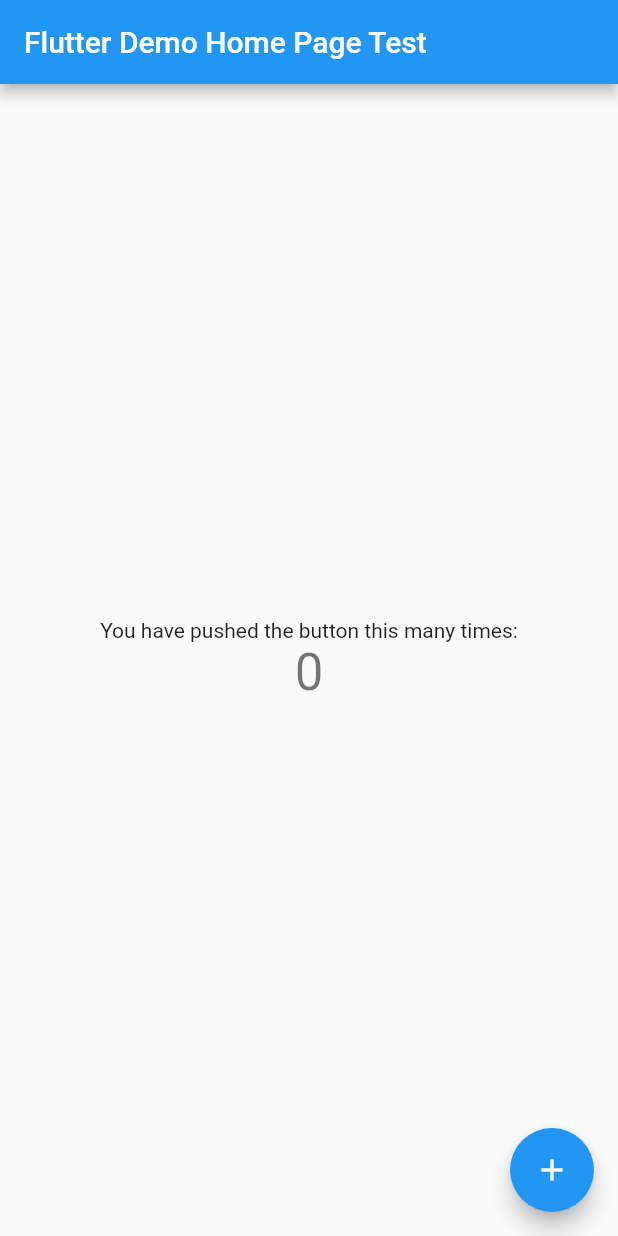
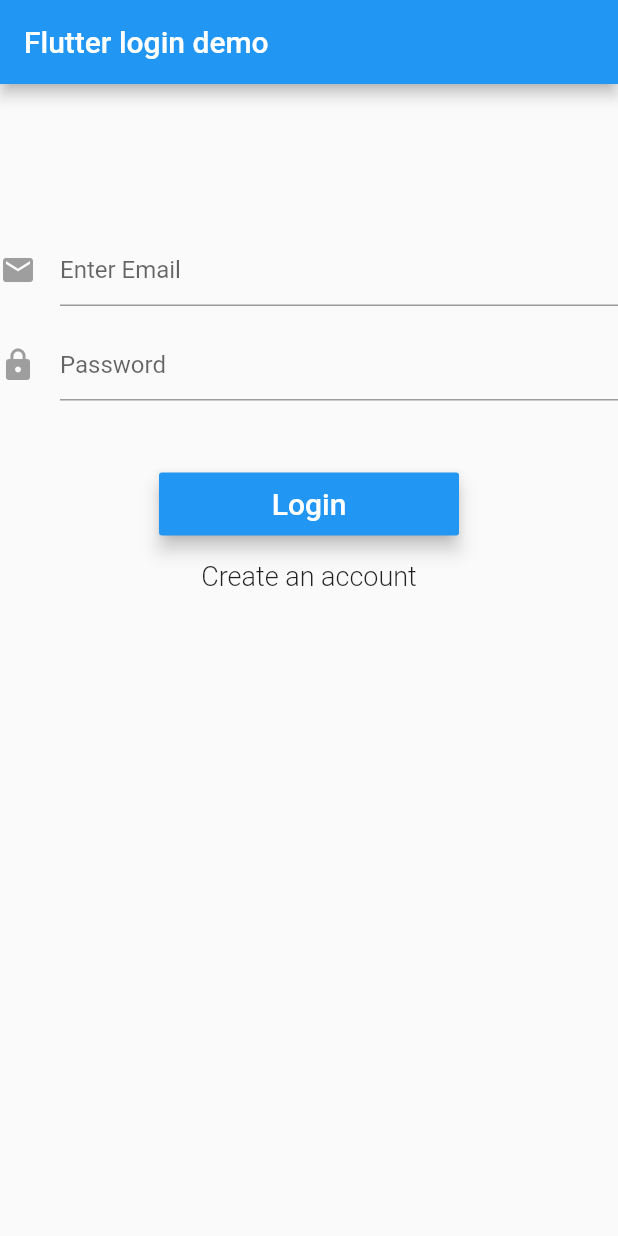
Before and after one commit to tgairborne/myforum, a Flutter app: the screen it shows after launch, on a phone screen of 412 x 824 dp. Run offline on Flutter 3.47's test engine with Material 2 defaults, Android fonts, the phone set to English and light mode, and no system bars; our stand-ins replace firebase_auth; accounts and stored records are empty.

Commit message:
Added login

```diff
--- /dev/null
+++ b/lib/LoginSignupPage.dart
@@ -0,0 +1,213 @@
+import 'package:flutter/material.dart';
+import 'package:firebase_auth/firebase_auth.dart';
+import 'authentication.dart';
+
+class LoginSignupPage extends StatefulWidget {
+  LoginSignupPage({this.auth, this.onSignedIn});
+
+  final BaseAuth auth;
+  final VoidCallback onSignedIn;
+
+  @override
+  State<StatefulWidget> createState() => new _LoginSignupPageState();
+}
+
+enum FormMode { LOGIN, SIGNUP }
+
+class _LoginSignupPageState extends State<LoginSignupPage> {
+  final _formKey = new GlobalKey<FormState>();
+
+  String _email;
+  String _password;
+  String _errorMessage = "";
+
+  // this will be used to identify the form to show
+  FormMode _formMode = FormMode.LOGIN;
+  bool _isIos = false;
+  bool _isLoading = false;
+
+  @override
+  Widget build(BuildContext context) {
+    return new Scaffold(
+      appBar: new AppBar(
+        title: new Text("Flutter login demo"),
+      ),
+      body: Column(
+        children: <Widget>[
+          formWidget(),
+          loginButtonWidget(),
+          secondaryButton(),
+          errorWidget(),
+          progressWidget()
+        ],
+      ),
+    );
+  }
+
+  Widget progressWidget() {
+    if (_isLoading) {
+      return Center(child: CircularProgressIndicator());
+    }
+    return Container(
+      height: 0.0,
+      width: 0.0,
+    );
+  }
+
+  Widget formWidget() {
+    return Form(
+      key: _formKey,
+      child: Column(
+        children: <Widget>[
+          _emailWidget(),
+          _passwordWidget(),
+        ],
+      ),
+    );
+  }
+
+  Widget _emailWidget() {
+    return Padding(
+      padding: const EdgeInsets.fromLTRB(0.0, 100.0, 0.0, 0.0),
+      child: TextFormField(
+        maxLines: 1,
+        keyboardType: TextInputType.emailAddress,
+        autofocus: false,
+        decoration: new InputDecoration(
+            hintText: 'Enter Email',
+            icon: new Icon(
+              Icons.mail,
+              color: Colors.grey,
+            )),
+        validator: (value) => value.isEmpty ? 'Email cannot be empty' : null,
+        onSaved: (value) => _email = value.trim(),
+      ),
+    );
+  }
+
+  Widget _passwordWidget() {
+    return Padding(
+      padding: const EdgeInsets.fromLTRB(0.0, 15.0, 0.0, 0.0),
+      child: new TextFormField(
+        maxLines: 1,
+        obscureText: true,
+        autofocus: false,
+        decoration: new InputDecoration(
+            hintText: 'Password',
+            icon: new Icon(
+              Icons.lock,
+              color: Colors.grey,
+            )),
+        validator: (value) => value.isEmpty ? 'Password cannot be empty' : null,
+        onSaved: (value) => _password = value.trim(),
+      ),
+    );
+  }
+
+  Widget loginButtonWidget() {
+    return new Padding(
+        padding: EdgeInsets.fromLTRB(0.0, 45.0, 0.0, 0.0),
+        child: new MaterialButton(
+          elevation: 5.0,
+          minWidth: 200.0,
+          height: 42.0,
+          color: Colors.blue,
+          child: _formMode == FormMode.LOGIN
+              ? new Text('Login',
+                  style: new TextStyle(fontSize: 20.0, color: Colors.white))
+              : new Text('Create account',
+                  style: new TextStyle(fontSize: 20.0, color: Colors.white)),
+          onPressed: _validateAndSubmit,
+        ));
+  }
+
+  Widget secondaryButton() {
+    return new FlatButton(
+      child: _formMode == FormMode.LOGIN
+          ? new Text('Create an account',
+              style: new TextStyle(fontSize: 18.0, fontWeight: FontWeight.w300))
+          : new Text('Have an account? Sign in',
+              style:
+                  new TextStyle(fontSize: 18.0, fontWeight: FontWeight.w300)),
+      onPressed: _formMode == FormMode.LOGIN ? showSignupForm : showLoginForm,
+    );
+  }
+
+  void showSignupForm() {
+    _formKey.currentState.reset();
+    _errorMessage = "";
+    setState(() {
+      _formMode = FormMode.SIGNUP;
+    });
+  }
+
+  void showLoginForm() {
+    _formKey.currentState.reset();
+    _errorMessage = "";
+    setState(() {
+      _formMode = FormMode.LOGIN;
+    });
+  }
+
+  Widget errorWidget() {
+    if (_errorMessage.length > 0 && _errorMessage != null) {
+      return new Text(
+        _errorMessage,
+        style: TextStyle(
+            fontSize: 13.0,
+            color: Colors.red,
+            height: 1.0,
+            fontWeight: FontWeight.w300),
+      );
+    } else {
+      return new Container(
+        height: 0.0,
+      );
+    }
+  }
+
+  bool _validateAndSave() {
+    final form = _formKey.currentState;
+    if (form.validate()) {
+      form.save();
+      return true;
+    }
+    return false;
+  }
+
+  _validateAndSubmit() async {
+    setState(() {
+      _errorMessage = "";
+      _isLoading = true;
+    });
+    if (_validateAndSave()) {
+      String userId = "";
+      try {
+        if (_formMode == FormMode.LOGIN) {
+          userId = await widget.auth.signIn(_email, _password);
+        } else {
+          userId = await widget.auth.signUp(_email, _password);
+        }
+        setState(() {
+          _isLoading = false;
+        });
+
+        if (userId.length > 0 && userId != null) {
+          widget.onSignedIn();
+        }
+      } catch (e) {
+        setState(() {
+          _isLoading = false;
+          if (_isIos) {
+            _errorMessage = e.details;
+          } else
+            _errorMessage = e.message;
+        });
+      }
+    } else {
+      setState(() {
+        _isLoading = false;
+      });
+    }
+  }
+}
--- /dev/null
+++ b/lib/authentication.dart
@@ -0,0 +1,32 @@
+import 'dart:async';
+import 'package:firebase_auth/firebase_auth.dart';
+
+abstract class BaseAuth {
+  Future<String> signIn(String email, String password);
+  Future<String> signUp(String email, String password);
+  Future<FirebaseUser> getCurrentUser();
+  Future<void> signOut();
+}
+
+class Auth implements BaseAuth {
+  final FirebaseAuth _firebaseAuth = FirebaseAuth.instance;
+
+  Future<String> signIn(String email, String password) async {
+    FirebaseUser user = (await _firebaseAuth.signInWithEmailAndPassword(email: email, password: password)).user;
+    return user.uid;
+  }
+
+  Future<String> signUp(String email, String password) async {
+    FirebaseUser user = (await _firebaseAuth.createUserWithEmailAndPassword(email: email, password: password)).user;
+    return user.uid;
+  }
+
+  Future<FirebaseUser> getCurrentUser() async {
+    FirebaseUser user = await _firebaseAuth.currentUser();
+    return user;
+  }
+
+  Future<void> signOut() async {
+    return _firebaseAuth.signOut();
+  }
+}
--- a/lib/main.dart
+++ b/lib/main.dart
@@ -1,4 +1,7 @@
 import 'package:flutter/material.dart';
+import 'package:myforum/root_page.dart';
+import 'package:myforum/LoginSignupPage.dart';
+import 'authentication.dart';
 
 void main() => runApp(MyApp());
 
@@ -7,105 +10,13 @@ class MyApp extends StatelessWidget {
   @override
   Widget build(BuildContext context) {
     return MaterialApp(
-      title: 'Flutter Demo',
+      title: 'Flutter Authentication AndroidVille',
       theme: ThemeData(
-        // This is the theme of your application.
-        //
-        // Try running your application with "flutter run". You'll see the
-        // application has a blue toolbar. Then, without quitting the app, try
-        // changing the primarySwatch below to Colors.green and then invoke
-        // "hot reload" (press "r" in the console where you ran "flutter run",
-        // or simply save your changes to "hot reload" in a Flutter IDE).
-        // Notice that the counter didn't reset back to zero; the application
-        // is not restarted.
         primarySwatch: Colors.blue,
       ),
-      home: MyHomePage(title: 'Flutter Demo Home Page Test'),
+      home: RootPage(
+        auth: new Auth(),
+      ),
     );
   }
 }
-
-class MyHomePage extends StatefulWidget {
-  MyHomePage({Key key, this.title}) : super(key: key);
-
-  // This widget is the home page of your application. It is stateful, meaning
-  // that it has a State object (defined below) that contains fields that affect
-  // how it looks.
-
-  // This class is the configuration for the state. It holds the values (in this
-  // case the title) provided by the parent (in this case the App widget) and
-  // used by the build method of the State. Fields in a Widget subclass are
-  // always marked "final".
-
-  final String title;
-
-  @override
-  _MyHomePageState createState() => _MyHomePageState();
-}
-
-class _MyHomePageState extends State<MyHomePage> {
-  int _counter = 0;
-
-  void _incrementCounter() {
-    setState(() {
-      // This call to setState tells the Flutter framework that something has
-      // changed in this State, which causes it to rerun the build method below
-      // so that the display can reflect the updated values. If we changed
-      // _counter without calling setState(), then the build method would not be
-      // called again, and so nothing would appear to happen.
-      _counter++;
-    });
-  }
-
-  @override
-  Widget build(BuildContext context) {
-    // This method is rerun every time setState is called, for instance as done
-    // by the _incrementCounter method above.
-    //
-    // The Flutter framework has been optimized to make rerunning build methods
-    // fast, so that you can just rebuild anything that needs updating rather
-    // than having to individually change instances of widgets.
-    return Scaffold(
-      appBar: AppBar(
-        // Here we take the value from the MyHomePage object that was created by
-        // the App.build method, and use it to set our appbar title.
-        title: Text(widget.title),
-      ),
-      body: Center(
-        // Center is a layout widget. It takes a single child and positions it
-        // in the middle of the parent.
-        child: Column(
-          // Column is also a layout widget. It takes a list of children and
-          // arranges them vertically. By default, it sizes itself to fit its
-          // children horizontally, and tries to be as tall as its parent.
-          //
-          // Invoke "debug painting" (press "p" in the console, choose the
-          // "Toggle Debug Paint" action from the Flutter Inspector in Android
-          // Studio, or the "Toggle Debug Paint" command in Visual Studio Code)
-          // to see the wireframe for each widget.
-          //
-          // Column has various properties to control how it sizes itself and
-          // how it positions its children. Here we use mainAxisAlignment to
-          // center the children vertically; the main axis here is the vertical
-          // axis because Columns are vertical (the cross axis would be
-          // horizontal).
-          mainAxisAlignment: MainAxisAlignment.center,
-          children: <Widget>[
-            Text(
-              'You have pushed the button this many times:',
-            ),
-            Text(
-              '$_counter',
-              style: Theme.of(context).textTheme.display1,
-            ),
-          ],
-        ),
-      ),
-      floatingActionButton: FloatingActionButton(
-        onPressed: _incrementCounter,
-        tooltip: 'Increment',
-        child: Icon(Icons.add),
-      ), // This trailing comma makes auto-formatting nicer for build methods.
-    );
-  }
-}
--- /dev/null
+++ b/lib/root_page.dart
@@ -0,0 +1,92 @@
+import 'package:flutter/material.dart';
+import 'authentication.dart';
+import 'LoginSignupPage.dart';
+import 'package:myforum/home_page.dart';
+
+class RootPage extends StatefulWidget {
+  RootPage({this.auth});
+
+  final BaseAuth auth;
+
+  @override
+  State<StatefulWidget> createState() => new _RootPageState();
+}
+
+enum AuthStatus {
+  NOT_DETERMINED,
+  LOGGED_OUT,
+  LOGGED_IN,
+}
+
+class _RootPageState extends State<RootPage> {
+  AuthStatus authStatus = AuthStatus.NOT_DETERMINED;
+  String _userId = "";
+
+  @override
+  void initState() {
+    super.initState();
+    widget.auth.getCurrentUser().then((user) {
+      setState(() {
+        if (user != null) {
+          _userId = user?.uid;
+        }
+        authStatus =
+            user?.uid == null ? AuthStatus.LOGGED_OUT : AuthStatus.LOGGED_IN;
+      });
+    });
+  }
+
+  void _onLoggedIn() {
+    widget.auth.getCurrentUser().then((user) {
+      setState(() {
+        _userId = user.uid.toString();
+      });
+    });
+    setState(() {
+      authStatus = AuthStatus.LOGGED_IN;
+    });
+  }
+
+  void _onSignedOut() {
+    setState(() {
+      authStatus = AuthStatus.LOGGED_OUT;
+      _userId = "";
+    });
+  }
+
+  Widget progressScreenWidget() {
+    return Scaffold(
+      body: Container(
+        alignment: Alignment.center,
+        child: CircularProgressIndicator(),
+      ),
+    );
+  }
+
+  @override
+  Widget build(BuildContext context) {
+    switch (authStatus) {
+      case AuthStatus.NOT_DETERMINED:
+        return progressScreenWidget();
+        break;
+      case AuthStatus.LOGGED_OUT:
+        return new LoginSignupPage(
+          auth: widget.auth,
+          onSignedIn: _onLoggedIn,
+        );
+        break;
+      case AuthStatus.LOGGED_IN:
+        if (_userId.length > 0 && _userId != null) {
+          return new HomePage(
+            userId: _userId,
+            auth: widget.auth,
+            onSignedOut: _onSignedOut,
+          );
+        } else
+          return progressScreenWidget();
+        break;
+      default:
+        return progressScreenWidget();
+    }
+  }
+}
--- a/pubspec.yaml
+++ b/pubspec.yaml
@@ -23,6 +23,10 @@ dependencies:
   # The following adds the Cupertino Icons font to your application.
   # Use with the CupertinoIcons class for iOS style icons.
   cupertino_icons: ^0.1.2
+  firebase_database: ^3.1.1
+  firebase_auth: ^0.15.4
+  splashscreen : 1.2.0
+  flutter_signin_button: ^1.0.0
 
 dev_dependencies:
   flutter_test:
```
Also changed, not shown: lib/home_page.dart (added, +45 -0 lines), pubspec.lock, 3 other files.
